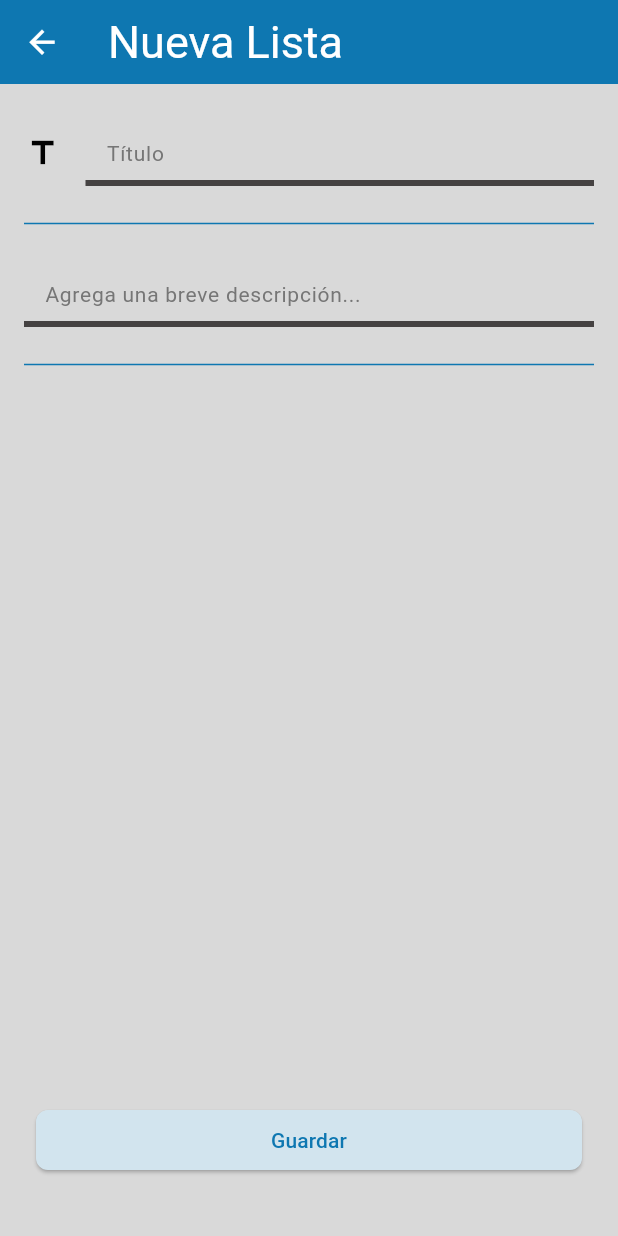
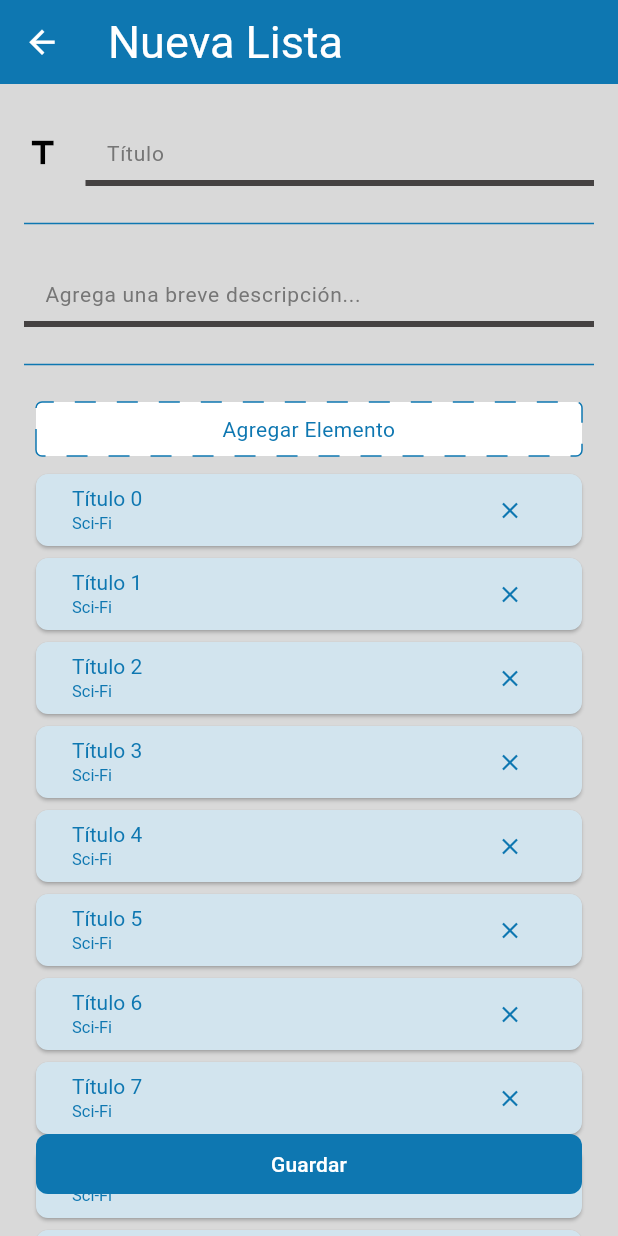
Before and after one commit to 74Emmanuel47/randomizer, a Flutter app: the NewList screen opened directly, on a phone screen of 412 x 824 dp. Run offline on Flutter 3.47's test engine with Material 3 defaults, Android fonts, the phone set to English and light mode, and no system bars; drawn by our look-alikes of dotted_border; our stand-ins replace another_flutter_splash_screen, google_fonts, shared_preferences; accounts and stored records are empty; Roboto replaces fonts that are missing (Electrolize).

Commit message:
List Screen Created

```diff
--- a/lib/Home_Screen.dart
+++ b/lib/Home_Screen.dart
@@ -1,4 +1,5 @@
 import 'package:flutter/material.dart';
+import 'package:randomizer/List_Screen.dart';
 import 'package:randomizer/New_List_Screen.dart';
 import 'package:randomizer/templates/Molecules/List_Item.dart';
 
@@ -59,7 +60,9 @@ class _HomeScreen extends State<HomeScreen> {
           Navigator.push(
             context,
             MaterialPageRoute(
-              builder: (context) => const NewList(),
+              builder: (context) => const ListScreen(
+                title: "Películas",
+              ),
             ),
           );
         },
--- a/lib/New_List_Screen.dart
+++ b/lib/New_List_Screen.dart
@@ -1,8 +1,9 @@
 import 'package:flutter/material.dart';
+import 'package:randomizer/templates/Molecules/Buttons/Button_Dashed.dart';
 import 'package:randomizer/templates/Molecules/Divisor.dart';
-import 'package:randomizer/templates/Molecules/Floating_Button.dart';
-import 'package:randomizer/templates/Molecules/Input_Gn.dart';
-import 'package:randomizer/templates/Molecules/Input_Lg.dart';
+import 'package:randomizer/templates/Molecules/Buttons/Floating_Button.dart';
+import 'package:randomizer/templates/Molecules/Inputs/Input_Gn.dart';
+import 'package:randomizer/templates/Molecules/Inputs/Input_Lg.dart';
 import 'package:randomizer/templates/Molecules/List_Item.dart';
 
 class NewList extends StatefulWidget {
@@ -25,21 +26,22 @@ class _NewList extends State<NewList> {
       body: Form(
         child: Column(
           children: [
-            Container(
-              margin: const EdgeInsets.fromLTRB(16.0, 24.0, 16.0, 0.0),
-              child: const InputGn(hint: "Título"),
+            const InputGn(hint: "Título"),
+            const Divisor(),
+            const InputLg(
+              hint: "Agrega una breve descripción...",
             ),
             const Divisor(),
-            Container(
-              margin: const EdgeInsets.symmetric(
-                vertical: 0.0,
-                horizontal: 16.0,
-              ),
-              child: const InputLg(
-                hint: "Agrega una breve descripción...",
+            const DashedButton(txt: "Agregar Elemento"),
+            Expanded(
+              child: ListView.builder(
+                shrinkWrap: true,
+                itemCount: 10,
+                itemBuilder: (context, index) {
+                  return ListItem(title: "Título $index", subtitle: "Sci-Fi");
+                },
               ),
             ),
-            const Divisor(),
           ],
         ),
       ),
@@ -50,7 +52,7 @@ class _NewList extends State<NewList> {
         ),
         child: const FloatingButton(txt: "Hecho"),
       ),
-      floatingActionButtonLocation: FloatingActionButtonLocation.centerFloat,
+      floatingActionButtonLocation: FloatingActionButtonLocation.centerDocked,
     );
   }
 }
--- a/lib/Themes/Themes.dart
+++ b/lib/Themes/Themes.dart
@@ -120,6 +120,7 @@ ThemeData lightTheme = ThemeData(
     //Message Box Title
     headlineLarge: GoogleFonts.electrolize(
       fontSize: 24,
+      color: Colors.black,
     ),
 
     //Text in a Message Box, Title in a Card
--- /dev/null
+++ b/lib/templates/Molecules/Buttons/Button_Dashed.dart
@@ -0,0 +1,98 @@
+import 'package:dotted_border/dotted_border.dart';
+import 'package:flutter/material.dart';
+import 'package:google_fonts/google_fonts.dart';
+import 'package:randomizer/templates/Msg_Box_New_Item.dart';
+
+class DashedButton extends StatefulWidget {
+  const DashedButton({super.key, required this.txt});
+
+  final String txt;
+
+  @override
+  State<DashedButton> createState() => _DashedButton();
+}
+
+class _DashedButton extends State<DashedButton> {
+  late Color borderColor = Theme.of(context).colorScheme.primary;
+  late Color backgroundColor = Theme.of(context).colorScheme.background;
+  late Color textColor = Theme.of(context).colorScheme.primary;
+
+  @override
+  void initState() {
+    super.initState();
+  }
+
+  @override
+  void dispose() {
+    super.dispose();
+  }
+
+  _showDialog() {
+    showDialog(
+      context: context,
+      builder: (context) {
+        return const MsgBoxNewItem();
+      },
+    );
+  }
+
+  _inactiveButton() {
+    setState(() {
+      backgroundColor = Theme.of(context).colorScheme.background;
+      textColor = Theme.of(context).colorScheme.primary;
+      borderColor = Theme.of(context).colorScheme.primary;
+    });
+  }
+
+  @override
+  Widget build(BuildContext context) {
+    return Container(
+      decoration: BoxDecoration(
+        borderRadius: const BorderRadius.all(
+          Radius.circular(4.0),
+        ),
+        color: backgroundColor,
+      ),
+      width: MediaQuery.of(context).size.width,
+      margin: const EdgeInsets.fromLTRB(24.0, 0.0, 24.0, 8.0),
+      child: DottedBorder(
+        color: borderColor,
+        dashPattern: const [14, 14],
+        borderType: BorderType.RRect,
+        radius: const Radius.circular(4.0),
+        padding: const EdgeInsets.symmetric(vertical: 8.0),
+        child: GestureDetector(
+          child: Container(
+            width: MediaQuery.of(context).size.width,
+            alignment: Alignment.center,
+            padding: EdgeInsets.zero,
+            child: Text(
+              widget.txt,
+              textAlign: TextAlign.center,
+              style: GoogleFonts.electrolize(
+                color: textColor,
+              ),
+            ),
+          ),
+          onTapDown: (details) {
+            setState(() {
+              borderColor = Theme.of(context).colorScheme.background;
+              backgroundColor = Theme.of(context).primaryColor;
+              textColor = Theme.of(context).colorScheme.background;
+            });
+          },
+          onTapUp: (details) {
+            _inactiveButton();
+            _showDialog();
+          },
+          onVerticalDragEnd: (details) {
+            _inactiveButton();
+          },
+          onHorizontalDragEnd: (details) {
+            _inactiveButton();
+          },
+        ),
+      ),
+    );
+  }
+}
--- /dev/null
+++ b/lib/templates/Molecules/Buttons/Floating_Button.dart
@@ -0,0 +1,38 @@
+import 'package:flutter/material.dart';
+
+class FloatingButton extends StatefulWidget {
+  const FloatingButton({super.key, required this.txt});
+
+  final String txt;
+
+  @override
+  State<FloatingButton> createState() => _FloatingButton();
+}
+
+class _FloatingButton extends State<FloatingButton> {
+  bool isEnabled = true;
+
+  save() {}
+
+  @override
+  Widget build(BuildContext context) {
+    return SizedBox(
+      width: MediaQuery.of(context).size.width,
+      child: ElevatedButton(
+        onPressed: isEnabled ? save() : null,
+        style: ButtonStyle(
+            backgroundColor: MaterialStateColor.resolveWith((states) {
+          if (isEnabled) {
+            return Theme.of(context).colorScheme.primary;
+          } else {
+            return Theme.of(context).colorScheme.secondary;
+          }
+        })),
+        child: Text(
+          "Guardar",
+          style: isEnabled ? const TextStyle(color: Colors.white) : null,
+        ),
+      ),
+    );
+  }
+}
--- a/lib/templates/Molecules/Floating_Button.dart
+++ /dev/null
@@ -1,23 +0,0 @@
-import 'package:flutter/material.dart';
-
-class FloatingButton extends StatefulWidget {
-  const FloatingButton({super.key, required this.txt});
-
-  final String txt;
-
-  @override
-  State<FloatingButton> createState() => _FloatingButton();
-}
-
-class _FloatingButton extends State<FloatingButton> {
-  @override
-  Widget build(BuildContext context) {
-    return SizedBox(
-      width: MediaQuery.of(context).size.width,
-      child: ElevatedButton(
-        onPressed: () {},
-        child: const Text("Guardar"),
-      ),
-    );
-  }
-}
--- a/lib/templates/Molecules/Input_Gn.dart
+++ /dev/null
@@ -1,35 +0,0 @@
-import 'package:flutter/material.dart';
-
-class InputGn extends StatefulWidget {
-  const InputGn({super.key, required this.hint});
-
-  final String hint;
-
-  @override
-  State<InputGn> createState() => _InputGn();
-}
-
-class _InputGn extends State<InputGn> {
-  bool focusTFF = false;
-
-  @override
-  Widget build(BuildContext context) {
-    return Focus(
-      onFocusChange: (value) {
-        setState(() {
-          focusTFF = value;
-        });
-      },
-      child: TextFormField(
-        decoration: InputDecoration(
-          hintText: widget.hint,
-          icon: Icon(
-            Icons.title,
-            size: 25,
-            color: focusTFF ? const Color(0xff0E77B1) : Colors.black,
-          ),
-        ),
-      ),
-    );
-  }
-}
--- /dev/null
+++ b/lib/templates/Molecules/Inputs/Input_Gn.dart
@@ -0,0 +1,39 @@
+import 'package:flutter/material.dart';
+
+class InputGn extends StatefulWidget {
+  const InputGn({super.key, required this.hint});
+
+  final String hint;
+
+  @override
+  State<InputGn> createState() => _InputGn();
+}
+
+class _InputGn extends State<InputGn> {
+  bool focusTFF = false;
+
+  @override
+  Widget build(BuildContext context) {
+    return Container(
+      margin: const EdgeInsets.fromLTRB(16.0, 24.0, 16.0, 0.0),
+      child: Focus(
+        onFocusChange: (value) {
+          setState(() {
+            focusTFF = value;
+          });
+        },
+        child: TextFormField(
+          decoration: InputDecoration(
+            hintText: widget.hint,
+            icon: Icon(
+              Icons.title,
+              size: 25,
+              color: focusTFF ? const Color(0xff0E77B1) : Colors.black,
+            ),
+          ),
+        ),
+      ),
+    );
+    ;
+  }
+}
--- a/lib/templates/Molecules/Input_Lg.dart
+++ b/lib/templates/Molecules/Inputs/Input_Lg.dart
@@ -12,11 +12,19 @@ class InputLg extends StatefulWidget {
 class _InputLg extends State<InputLg> {
   @override
   Widget build(BuildContext context) {
-    return TextFormField(
-      decoration: InputDecoration(
-        hintText: widget.hint,
+    return Container(
+      margin: const EdgeInsets.symmetric(
+        vertical: 0.0,
+        horizontal: 16.0,
       ),
-      maxLines: 1,
+      child: Focus(
+        child: TextFormField(
+          decoration: InputDecoration(
+            hintText: widget.hint,
+          ),
+          maxLines: 1,
+        ),
+      ),
     );
   }
 }
--- a/lib/templates/Molecules/List_Item.dart
+++ b/lib/templates/Molecules/List_Item.dart
@@ -1,4 +1,5 @@
 import 'package:flutter/material.dart';
+import 'package:randomizer/templates/Msg_Box_New_Item.dart';
 
 class ListItem extends StatefulWidget {
   const ListItem({super.key, required this.title, required this.subtitle});
--- a/pubspec.yaml
+++ b/pubspec.yaml
@@ -38,6 +38,7 @@ dependencies:
   google_fonts: ^6.1.0
   another_flutter_splash_screen: ^1.2.0
   shared_preferences: ^2.2.2
+  dotted_border: ^2.1.0
 
 dev_dependencies:
   flutter_test:
```
Also changed, not shown: lib/List_Screen.dart (added, +35 -0 lines), lib/templates/Molecules/Input_Gn_T2.dart (deleted, +0 -34 lines), lib/templates/Molecules/Inputs/Input_Gn_T2.dart (added, +40 -0 lines), lib/templates/Msg_Box_New_Item.dart (+66 -0 lines), pubspec.lock.
